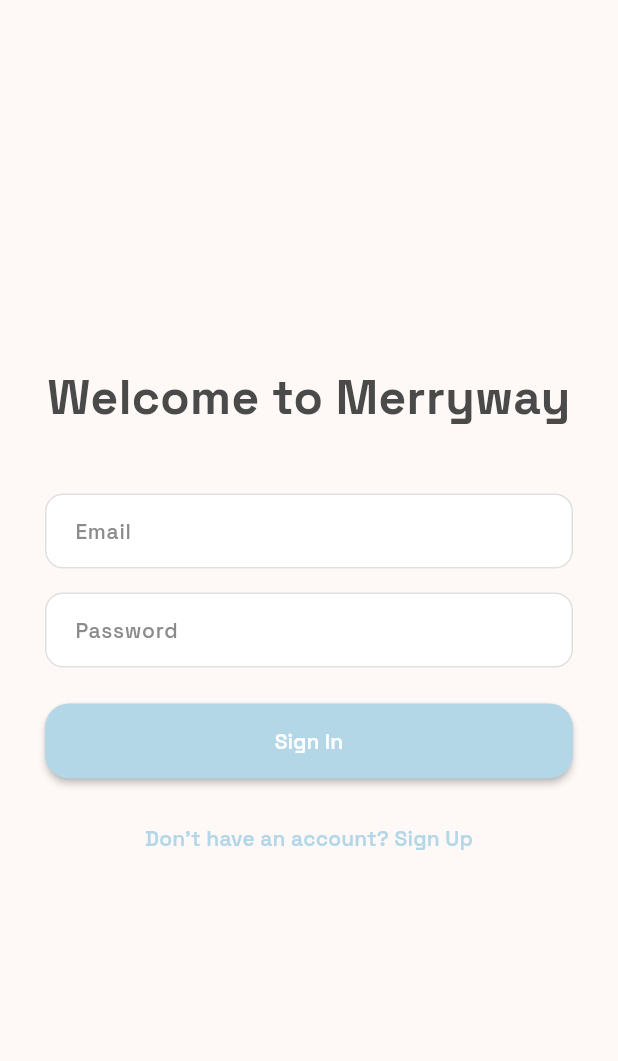
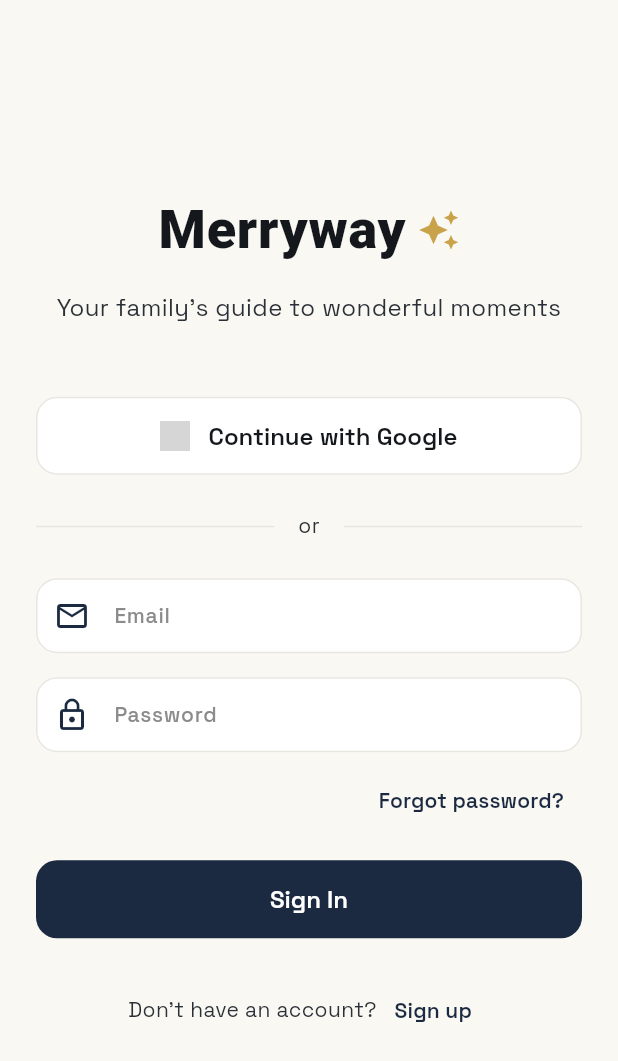
Before and after one commit to MorganMind/merryway-app, a Flutter app: the screen it shows after launch, on a phone screen of 412 x 824 dp. Shown: the top 1061 px of the screen. Run offline on Flutter 3.47's test engine with Material 3 defaults, Android fonts, the phone set to English and light mode, and no system bars; our stand-ins replace auto_size_text, connectivity_plus, cross_file, dio, dotted_border, equatable and 18 more; missing offline and left inert: app, dart:html, dart:ui_web, desktop_drop, fetch_client, flutter_sound and 1 more; accounts and stored records are empty; Roboto replaces fonts that are missing (Eczar); grey boxes are pictures that could not be loaded.

Commit message:
Update login and onboarding with redesign tokens
- Created new SimpleLoginPage with Merryway text logo and sparkle
- Added tagline: 'Your family's guide to wonderful moments'
- Updated all colors to use RedesignTokens (navy primary color)
- Clean, centered layout with better spacing
- Google OAuth and email/password login options
- Updated onboarding page colors throughout:
  - Text colors (ink, slate)
  - Icons and chips (primary navy)
  - Removed old MerryWayTheme references
  - Consistent design with new app theme

```diff
--- /dev/null
+++ b/lib/modules/auth/pages/simple_login_page.dart
@@ -0,0 +1,394 @@
+import 'package:flutter/material.dart';
+import 'package:go_router/go_router.dart';
+import 'package:google_fonts/google_fonts.dart';
+import 'package:supabase_flutter/supabase_flutter.dart';
+import '../../core/theme/redesign_tokens.dart';
+
+class SimpleLoginPage extends StatefulWidget {
+  const SimpleLoginPage({super.key});
+
+  @override
+  State<SimpleLoginPage> createState() => _SimpleLoginPageState();
+}
+
+class _SimpleLoginPageState extends State<SimpleLoginPage> {
+  final _emailController = TextEditingController();
+  final _passwordController = TextEditingController();
+  final _formKey = GlobalKey<FormState>();
+  bool _isLoading = false;
+  String? _errorMessage;
+
+  @override
+  void dispose() {
+    _emailController.dispose();
+    _passwordController.dispose();
+    super.dispose();
+  }
+
+  Future<void> _handleEmailLogin() async {
+    if (!_formKey.currentState!.validate()) return;
+
+    setState(() {
+      _isLoading = true;
+      _errorMessage = null;
+    });
+
+    try {
+      final response = await Supabase.instance.client.auth.signInWithPassword(
+        email: _emailController.text.trim(),
+        password: _passwordController.text,
+      );
+
+      if (response.user != null && mounted) {
+        context.go('/home');
+      }
+    } on AuthException catch (e) {
+      setState(() {
+        _errorMessage = e.message;
+      });
+    } catch (e) {
+      setState(() {
+        _errorMessage = 'An unexpected error occurred';
+      });
+    } finally {
+      if (mounted) {
+        setState(() {
+          _isLoading = false;
+        });
+      }
+    }
+  }
+
+  Future<void> _handleGoogleLogin() async {
+    setState(() {
+      _isLoading = true;
+      _errorMessage = null;
+    });
+
+    try {
+      await Supabase.instance.client.auth.signInWithOAuth(
+        OAuthProvider.google,
+        redirectTo: 'https://merryway.app/auth/callback',
+      );
+    } catch (e) {
+      setState(() {
+        _errorMessage = 'Google sign-in failed';
+        _isLoading = false;
+      });
+    }
+  }
+
+  @override
+  Widget build(BuildContext context) {
+    final screenWidth = MediaQuery.of(context).size.width;
+    final isMobile = screenWidth < 900;
+
+    return Scaffold(
+      backgroundColor: RedesignTokens.canvas,
+      body: SafeArea(
+        child: Center(
+          child: SingleChildScrollView(
+            padding: EdgeInsets.symmetric(
+              horizontal: isMobile ? 24 : 48,
+              vertical: 40,
+            ),
+            child: ConstrainedBox(
+              constraints: const BoxConstraints(maxWidth: 400),
+              child: Form(
+                key: _formKey,
+                child: Column(
+                  mainAxisAlignment: MainAxisAlignment.center,
+                  crossAxisAlignment: CrossAxisAlignment.stretch,
+                  children: [
+                    // Logo and Tagline
+                    Column(
+                      children: [
+                        // Merryway Logo
+                        Row(
+                          mainAxisAlignment: MainAxisAlignment.center,
+                          children: [
+                            Text(
+                              'Merryway',
+                              style: GoogleFonts.eczar(
+                                fontSize: 36,
+                                fontWeight: FontWeight.w800,
+                                color: RedesignTokens.ink,
+                                letterSpacing: 0.5,
+                              ),
+                            ),
+                            const SizedBox(width: 8),
+                            Icon(
+                              Icons.auto_awesome,
+                              color: RedesignTokens.sparkle,
+                              size: 28,
+                            ),
+                          ],
+                        ),
+                        const SizedBox(height: 12),
+                        // Tagline
+                        Text(
+                          'Your family\'s guide to wonderful moments',
+                          style: GoogleFonts.spaceGrotesk(
+                            fontSize: 16,
+                            color: RedesignTokens.slate,
+                            fontWeight: FontWeight.w400,
+                            height: 1.5,
+                          ),
+                          textAlign: TextAlign.center,
+                        ),
+                      ],
+                    ),
+
+                    const SizedBox(height: 48),
+
+                    // Error message
+                    if (_errorMessage != null)
+                      Container(
+                        padding: const EdgeInsets.all(12),
+                        margin: const EdgeInsets.only(bottom: 24),
+                        decoration: BoxDecoration(
+                          color: RedesignTokens.dangerColor.withOpacity(0.1),
+                          borderRadius: BorderRadius.circular(RedesignTokens.radiusButton),
+                          border: Border.all(
+                            color: RedesignTokens.dangerColor.withOpacity(0.3),
+                          ),
+                        ),
+                        child: Row(
+                          children: [
+                            Icon(
+                              Icons.error_outline,
+                              color: RedesignTokens.dangerColor,
+                              size: 20,
+                            ),
+                            const SizedBox(width: 8),
+                            Expanded(
+                              child: Text(
+                                _errorMessage!,
+                                style: TextStyle(
+                                  color: RedesignTokens.dangerColor,
+                                  fontSize: 14,
+                                ),
+                              ),
+                            ),
+                          ],
+                        ),
+                      ),
+
+                    // Google Sign In Button
+                    ElevatedButton(
+                      onPressed: _isLoading ? null : _handleGoogleLogin,
+                      style: ElevatedButton.styleFrom(
+                        backgroundColor: Colors.white,
+                        foregroundColor: RedesignTokens.ink,
+                        padding: const EdgeInsets.symmetric(vertical: 16),
+                        shape: RoundedRectangleBorder(
+                          borderRadius: BorderRadius.circular(RedesignTokens.radiusButton),
+                          side: BorderSide(color: RedesignTokens.divider),
+                        ),
+                        elevation: 0,
+                      ),
+                      child: Row(
+                        mainAxisAlignment: MainAxisAlignment.center,
+                        children: [
+                          Image.asset(
+                            'assets/img/google.svg',
+                            height: 20,
+                            width: 20,
+                          ),
+                          const SizedBox(width: 12),
+                          Text(
+                            'Continue with Google',
+                            style: GoogleFonts.spaceGrotesk(
+                              fontSize: 16,
+                              fontWeight: FontWeight.w600,
+                            ),
+                          ),
+                        ],
+                      ),
+                    ),
+
+                    const SizedBox(height: 24),
+
+                    // Divider
+                    Row(
+                      children: [
+                        Expanded(child: Divider(color: RedesignTokens.divider)),
+                        Padding(
+                          padding: const EdgeInsets.symmetric(horizontal: 16),
+                          child: Text(
+                            'or',
+                            style: TextStyle(
+                              color: RedesignTokens.slate,
+                              fontSize: 14,
+                            ),
+                          ),
+                        ),
+                        Expanded(child: Divider(color: RedesignTokens.divider)),
+                      ],
+                    ),
+
+                    const SizedBox(height: 24),
+
+                    // Email Input
+                    TextFormField(
+                      controller: _emailController,
+                      keyboardType: TextInputType.emailAddress,
+                      decoration: InputDecoration(
+                        labelText: 'Email',
+                        hintText: 'name@example.com',
+                        hintStyle: TextStyle(color: RedesignTokens.slate),
+                        prefixIcon: Icon(Icons.email_outlined, color: RedesignTokens.primary),
+                        border: OutlineInputBorder(
+                          borderRadius: BorderRadius.circular(RedesignTokens.radiusButton),
+                          borderSide: BorderSide(color: RedesignTokens.divider),
+                        ),
+                        enabledBorder: OutlineInputBorder(
+                          borderRadius: BorderRadius.circular(RedesignTokens.radiusButton),
+                          borderSide: BorderSide(color: RedesignTokens.divider),
+                        ),
+                        focusedBorder: OutlineInputBorder(
+                          borderRadius: BorderRadius.circular(RedesignTokens.radiusButton),
+                          borderSide: BorderSide(color: RedesignTokens.primary, width: 2),
+                        ),
+                      ),
+                      validator: (value) {
+                        if (value == null || value.isEmpty) {
+                          return 'Please enter your email';
+                        }
+                        if (!value.contains('@')) {
+                          return 'Please enter a valid email';
+                        }
+                        return null;
+                      },
+                    ),
+
+                    const SizedBox(height: 16),
+
+                    // Password Input
+                    TextFormField(
+                      controller: _passwordController,
+                      obscureText: true,
+                      decoration: InputDecoration(
+                        labelText: 'Password',
+                        hintText: '••••••••',
+                        hintStyle: TextStyle(color: RedesignTokens.slate),
+                        prefixIcon: Icon(Icons.lock_outline, color: RedesignTokens.primary),
+                        border: OutlineInputBorder(
+                          borderRadius: BorderRadius.circular(RedesignTokens.radiusButton),
+                          borderSide: BorderSide(color: RedesignTokens.divider),
+                        ),
+                        enabledBorder: OutlineInputBorder(
+                          borderRadius: BorderRadius.circular(RedesignTokens.radiusButton),
+                          borderSide: BorderSide(color: RedesignTokens.divider),
+                        ),
+                        focusedBorder: OutlineInputBorder(
+                          borderRadius: BorderRadius.circular(RedesignTokens.radiusButton),
+                          borderSide: BorderSide(color: RedesignTokens.primary, width: 2),
+                        ),
+                      ),
+                      validator: (value) {
+                        if (value == null || value.isEmpty) {
+                          return 'Please enter your password';
+                        }
+                        if (value.length < 8) {
+                          return 'Password must be at least 8 characters';
+                        }
+                        return null;
+                      },
+                      onFieldSubmitted: (_) => _handleEmailLogin(),
+                    ),
+
+                    const SizedBox(height: 8),
+
+                    // Forgot Password Link
+                    Align(
+                      alignment: Alignment.centerRight,
+                      child: TextButton(
+                        onPressed: () {
+                          // TODO: Navigate to forgot password
+                          ScaffoldMessenger.of(context).showSnackBar(
+                            const SnackBar(
+                              content: Text('Password reset coming soon!'),
+                            ),
+                          );
+                        },
+                        child: Text(
+                          'Forgot password?',
+                          style: TextStyle(
+                            color: RedesignTokens.primary,
+                            fontSize: 14,
+                          ),
+                        ),
+                      ),
+                    ),
+
+                    const SizedBox(height: 16),
+
+                    // Login Button
+                    ElevatedButton(
+                      onPressed: _isLoading ? null : _handleEmailLogin,
+                      style: ElevatedButton.styleFrom(
+                        backgroundColor: RedesignTokens.primary,
+                        foregroundColor: RedesignTokens.onPrimary,
+                        padding: const EdgeInsets.symmetric(vertical: 16),
+                        shape: RoundedRectangleBorder(
+                          borderRadius: BorderRadius.circular(RedesignTokens.radiusButton),
+                        ),
+                        elevation: 0,
+                      ),
+                      child: _isLoading
+                          ? SizedBox(
+                              height: 20,
+                              width: 20,
+                              child: CircularProgressIndicator(
+                                strokeWidth: 2,
+                                valueColor: AlwaysStoppedAnimation<Color>(
+                                  RedesignTokens.onPrimary,
+                                ),
+                              ),
+                            )
+                          : Text(
+                              'Sign In',
+                              style: GoogleFonts.spaceGrotesk(
+                                fontSize: 16,
+                                fontWeight: FontWeight.w600,
+                              ),
+                            ),
+                    ),
+
+                    const SizedBox(height: 24),
+
+                    // Sign Up Link
+                    Row(
+                      mainAxisAlignment: MainAxisAlignment.center,
+                      children: [
+                        Text(
+                          'Don\'t have an account?',
+                          style: TextStyle(
+                            color: RedesignTokens.slate,
+                            fontSize: 14,
+                          ),
+                        ),
+                        TextButton(
+                          onPressed: () => context.go('/signup'),
+                          child: Text(
+                            'Sign up',
+                            style: TextStyle(
+                              color: RedesignTokens.primary,
+                              fontSize: 14,
+                              fontWeight: FontWeight.w600,
+                            ),
+                          ),
+                        ),
+                      ],
+                    ),
+                  ],
+                ),
+              ),
+            ),
+          ),
+        ),
+      ),
+    );
+  }
+}
--- a/lib/modules/core/routing/app_router.dart
+++ b/lib/modules/core/routing/app_router.dart
@@ -14,9 +14,10 @@
 import 'package:merryway/modules/ideas/pages/idea_detail_page.dart';
 import 'package:merryway/modules/ideas/widgets/idea_composer.dart';
 import 'package:merryway/modules/plans/screens/plans_list_screen.dart';
+import 'package:merryway/modules/auth/pages/simple_login_page.dart';
 
 // Phase 1 Auth Pages
-class LoginPage extends StatefulWidget {
+class OldLoginPage extends StatefulWidget {
   const LoginPage({super.key});
 
   @override
@@ -293,7 +294,7 @@
         // Auth pages
         GoRoute(
           path: '/login',
-          builder: (context, state) => const LoginPage(),
+          builder: (context, state) => const SimpleLoginPage(),
         ),
         GoRoute(
           path: '/signup',
```
Also changed, not shown: lib/modules/onboarding/pages/onboarding_page.dart (+35 -24 lines).
